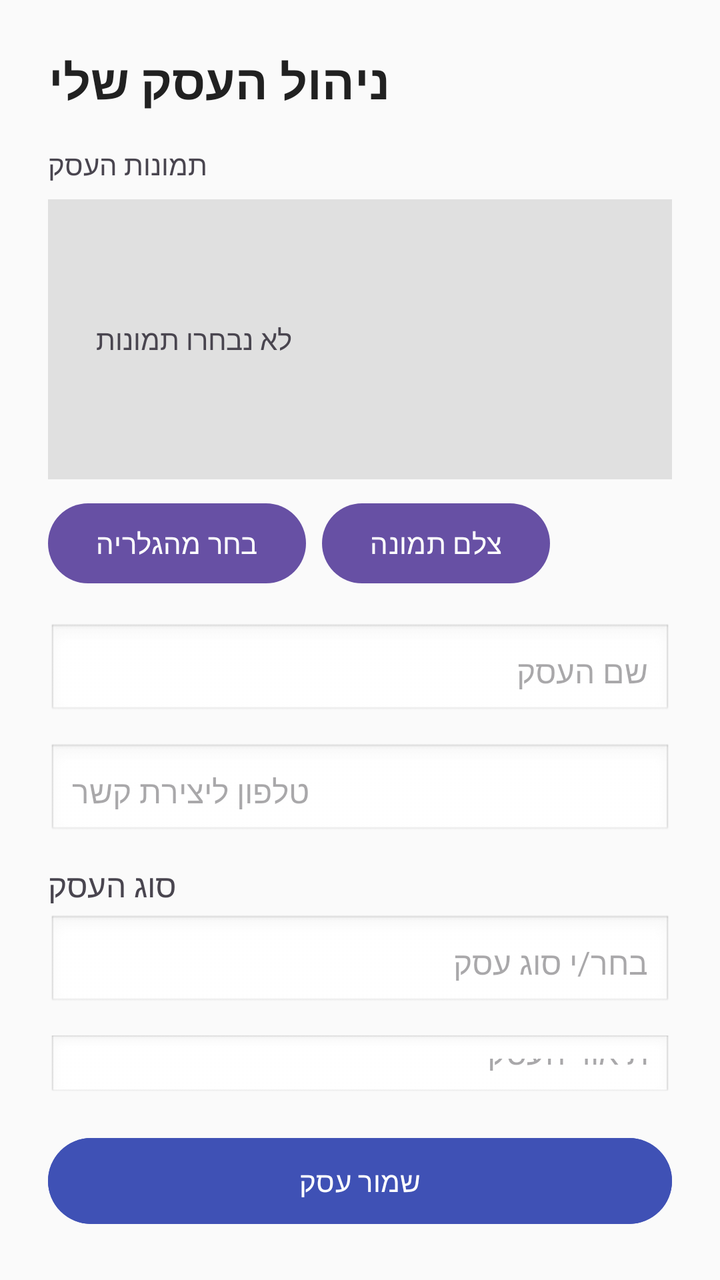
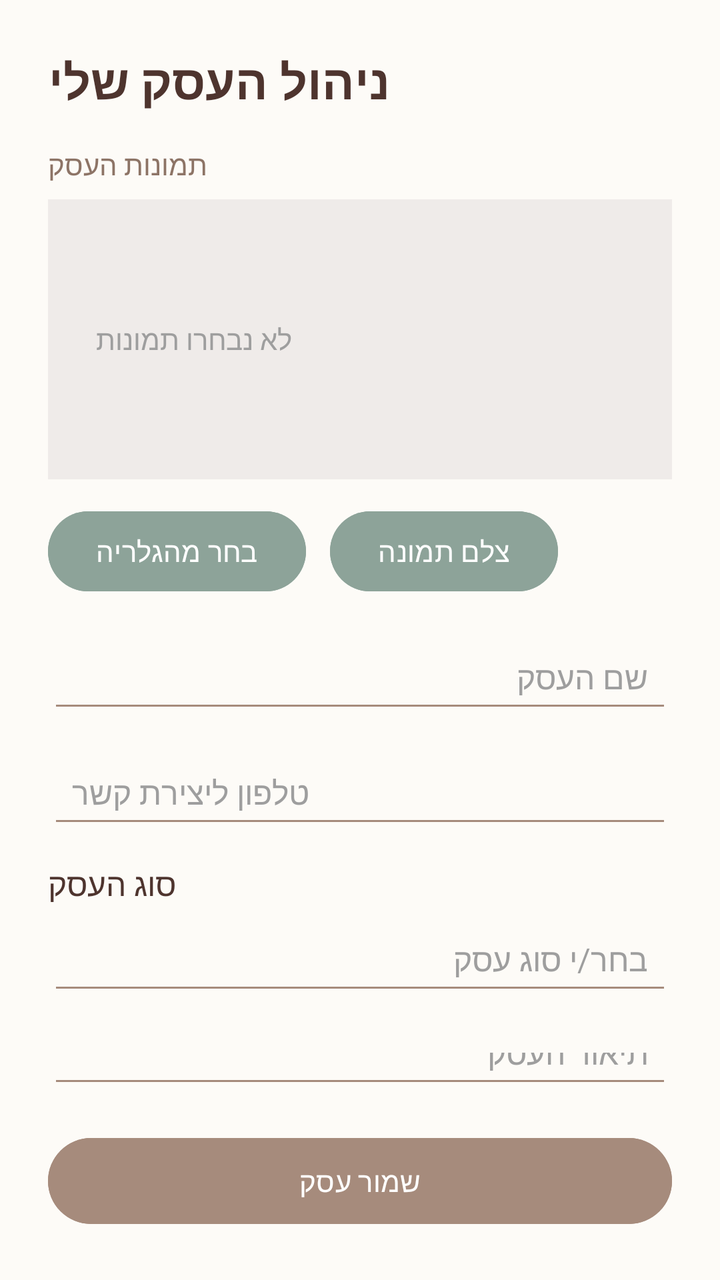

Two renders of the same Android screen: before a commit and after it. Below are the layout's source before the change and the commit's diff.
<!-- AndroidManifest.xml: application theme Theme.MyApplication -->
<!-- res/layout/activity_my_business_main.xml -->
<?xml version="1.0" encoding="utf-8"?>
<androidx.constraintlayout.widget.ConstraintLayout
    xmlns:android="http://schemas.android.com/apk/res/android"
    xmlns:app="http://schemas.android.com/apk/res-auto"
    xmlns:tools="http://schemas.android.com/tools"
    android:id="@+id/business_main_root"
    android:layout_width="match_parent"
    android:layout_height="match_parent"
    android:padding="24dp"
    android:background="#FAFAFA"
    tools:context=".MyBusinessMainActivity">

    <TextView
        android:id="@+id/tVTitle"
        android:layout_width="wrap_content"
        android:layout_height="wrap_content"
        android:text="ניהול העסק שלי"
        android:textSize="24sp"
        android:textStyle="bold"
        android:textColor="#212121"
        app:layout_constraintTop_toTopOf="parent"
        app:layout_constraintStart_toStartOf="parent" />

    <TextView
        android:id="@+id/tvPhotosLabel"
        android:layout_width="wrap_content"
        android:layout_height="wrap_content"
        android:text="תמונות העסק"
        android:textSize="14sp"
        android:layout_marginTop="16dp"
        app:layout_constraintTop_toBottomOf="@id/tVTitle"
        app:layout_constraintStart_toStartOf="parent"/>

    <HorizontalScrollView
        android:id="@+id/hsvImages"
        android:layout_width="0dp"
        android:layout_height="140dp"
        android:layout_marginTop="8dp"
        android:background="#E0E0E0"
        app:layout_constraintTop_toBottomOf="@id/tvPhotosLabel"
        app:layout_constraintStart_toStartOf="parent"
        app:layout_constraintEnd_toEndOf="parent">

        <LinearLayout
            android:id="@+id/previewContainer"
            android:layout_width="wrap_content"
            android:layout_height="match_parent"
            android:orientation="horizontal"
            android:gravity="center_vertical"
            android:padding="8dp">

            <TextView
                android:id="@+id/tvNoImages"
                android:layout_width="wrap_content"
                android:layout_height="wrap_content"
                android:text="לא נבחרו תמונות"
                android:layout_margin="16dp"/>
        </LinearLayout>
    </HorizontalScrollView>

    <Button
        android:id="@+id/btnChooseImage"
        android:layout_width="wrap_content"
        android:layout_height="wrap_content"
        android:text="בחר מהגלריה"
        android:layout_marginTop="8dp"
        app:layout_constraintTop_toBottomOf="@id/hsvImages"
        app:layout_constraintStart_toStartOf="parent" />

    <Button
        android:id="@+id/btnTakePhoto"
        android:layout_width="wrap_content"
        android:layout_height="wrap_content"
        android:layout_marginStart="8dp"
        android:layout_marginTop="8dp"
        android:text="צלם תמונה"
        app:layout_constraintStart_toEndOf="@+id/btnChooseImage"
        app:layout_constraintTop_toBottomOf="@+id/hsvImages" />

    <EditText
        android:id="@+id/eTBusinessName"
        android:layout_width="0dp"
        android:layout_height="wrap_content"
        android:layout_marginTop="16dp"
        android:hint="שם העסק"
        android:padding="12dp"
        android:background="@android:drawable/edit_text"
        android:textSize="16sp"
        app:layout_constraintTop_toBottomOf="@id/btnChooseImage"
        app:layout_constraintStart_toStartOf="parent"
        app:layout_constraintEnd_toEndOf="parent" />

    <EditText
        android:id="@+id/eTBusinessPhone"
        android:layout_width="0dp"
        android:layout_height="wrap_content"
        android:layout_marginTop="12dp"
        android:hint="טלפון ליצירת קשר"
        android:inputType="phone"
        android:padding="12dp"
        android:background="@android:drawable/edit_text"
        android:textSize="16sp"
        app:layout_constraintTop_toBottomOf="@id/eTBusinessName"
        app:layout_constraintStart_toStartOf="parent"
        app:layout_constraintEnd_toEndOf="parent" />

    <TextView
        android:id="@+id/tVBusinessTypeLabel"
        android:layout_width="wrap_content"
        android:layout_height="wrap_content"
        android:text="סוג העסק"
        android:layout_marginTop="12dp"
        android:textSize="16sp"
        app:layout_constraintTop_toBottomOf="@id/eTBusinessPhone"
        app:layout_constraintStart_toStartOf="parent" />

    <AutoCompleteTextView
        android:id="@+id/autoBusinessType"
        android:layout_width="0dp"
        android:layout_height="wrap_content"
        android:layout_marginTop="4dp"
        android:hint="בחר/י סוג עסק"
        android:inputType="text"
        android:padding="12dp"
        android:background="@android:drawable/edit_text"
        android:textSize="16sp"
        app:layout_constraintTop_toBottomOf="@id/tVBusinessTypeLabel"
        app:layout_constraintStart_toStartOf="parent"
        app:layout_constraintEnd_toEndOf="parent" />

    <EditText
        android:id="@+id/eTBusinessDescription"
        android:layout_width="0dp"
        android:layout_height="0dp"
        android:hint="תיאור העסק"
        android:inputType="textMultiLine"
        android:gravity="top|start"
        android:minLines="4"
        android:padding="12dp"
        android:background="@android:drawable/edit_text"
        android:textSize="16sp"
        android:layout_marginTop="12dp"
        android:layout_marginBottom="16dp"
        app:layout_constraintTop_toBottomOf="@id/autoBusinessType"
        app:layout_constraintStart_toStartOf="parent"
        app:layout_constraintEnd_toEndOf="parent"
        app:layout_constraintBottom_toTopOf="@id/buttonsContainer" />

    
    <LinearLayout
        android:id="@+id/buttonsContainer"
        android:layout_width="0dp"
        android:layout_height="wrap_content"
        android:orientation="horizontal"
        app:layout_constraintBottom_toBottomOf="parent"
        app:layout_constraintStart_toStartOf="parent"
        app:layout_constraintEnd_toEndOf="parent">

        <Button
            android:id="@+id/btnDeleteBusiness"
            android:layout_width="0dp"
            android:layout_height="wrap_content"
            android:layout_weight="1"
            android:text="מחק עסק"
            android:backgroundTint="#D32F2F"
            android:textColor="#FFFFFF"
            android:padding="12dp"
            android:visibility="gone"
            android:layout_marginEnd="8dp"/>
        

        <Button
            android:id="@+id/btnSaveBusiness"
            android:layout_width="0dp"
            android:layout_height="wrap_content"
            android:layout_weight="2"
            android:text="שמור עסק"
            android:backgroundTint="#3F51B5"
            android:textColor="#FFFFFF"
            android:padding="12dp" />

    </LinearLayout>

</androidx.constraintlayout.widget.ConstraintLayout>
<!-- resources referenced by this layout -->
<resources>
  <style name="Theme.MyApplication" parent="Base.Theme.MyApplication" />
  <style name="Base.Theme.MyApplication" parent="Theme.Material3.DayNight.NoActionBar">
      </style>
</resources>

<!-- the commit's change to res/layout/activity_my_business_main.xml (unified diff, before → after) -->
@@ -7,7 +7,7 @@
     android:layout_width="match_parent"
     android:layout_height="match_parent"
     android:padding="24dp"
-    android:background="#FAFAFA"
+    android:background="@color/backgroundColor"
     tools:context=".MyBusinessMainActivity">
 
     <TextView
@@ -17,7 +17,7 @@
         android:text="ניהול העסק שלי"
         android:textSize="24sp"
         android:textStyle="bold"
-        android:textColor="#212121"
+        android:textColor="@color/textColor"
         app:layout_constraintTop_toTopOf="parent"
         app:layout_constraintStart_toStartOf="parent" />
 
@@ -27,6 +27,7 @@
         android:layout_height="wrap_content"
         android:text="תמונות העסק"
         android:textSize="14sp"
+        android:textColor="@color/colorPrimaryDark"
         android:layout_marginTop="16dp"
         app:layout_constraintTop_toBottomOf="@id/tVTitle"
         app:layout_constraintStart_toStartOf="parent"/>
@@ -36,7 +37,7 @@
         android:layout_width="0dp"
         android:layout_height="140dp"
         android:layout_marginTop="8dp"
-        android:background="#E0E0E0"
+        android:background="#EFEBE9"
         app:layout_constraintTop_toBottomOf="@id/tvPhotosLabel"
         app:layout_constraintStart_toStartOf="parent"
         app:layout_constraintEnd_toEndOf="parent">
@@ -54,6 +55,7 @@
                 android:layout_width="wrap_content"
                 android:layout_height="wrap_content"
                 android:text="לא נבחרו תמונות"
+                android:textColor="#9E9E9E"
                 android:layout_margin="16dp"/>
         </LinearLayout>
     </HorizontalScrollView>
@@ -63,7 +65,10 @@
         android:layout_width="wrap_content"
         android:layout_height="wrap_content"
         android:text="בחר מהגלריה"
-        android:layout_marginTop="8dp"
+        android:backgroundTint="@color/colorAccent"
+        android:textColor="#FFFFFF"
+        app:cornerRadius="20dp"
+        android:layout_marginTop="12dp"
         app:layout_constraintTop_toBottomOf="@id/hsvImages"
         app:layout_constraintStart_toStartOf="parent" />
 
@@ -71,9 +76,12 @@
         android:id="@+id/btnTakePhoto"
         android:layout_width="wrap_content"
         android:layout_height="wrap_content"
-        android:layout_marginStart="8dp"
-        android:layout_marginTop="8dp"
+        android:layout_marginStart="12dp"
+        android:layout_marginTop="12dp"
         android:text="צלם תמונה"
+        android:backgroundTint="@color/colorAccent"
+        android:textColor="#FFFFFF"
+        app:cornerRadius="20dp"
         app:layout_constraintStart_toEndOf="@+id/btnChooseImage"
         app:layout_constraintTop_toBottomOf="@+id/hsvImages" />
 
@@ -84,7 +92,9 @@
         android:layout_marginTop="16dp"
         android:hint="שם העסק"
         android:padding="12dp"
-        android:background="@android:drawable/edit_text"
+        android:backgroundTint="@color/colorPrimary"
+        android:textColor="@color/textColor"
+        android:textColorHint="#9E9E9E"
         android:textSize="16sp"
         app:layout_constraintTop_toBottomOf="@id/btnChooseImage"
         app:layout_constraintStart_toStartOf="parent"
@@ -98,7 +108,9 @@
         android:hint="טלפון ליצירת קשר"
         android:inputType="phone"
         android:padding="12dp"
-        android:background="@android:drawable/edit_text"
+        android:backgroundTint="@color/colorPrimary"
+        android:textColor="@color/textColor"
+        android:textColorHint="#9E9E9E"
         android:textSize="16sp"
         app:layout_constraintTop_toBottomOf="@id/eTBusinessName"
         app:layout_constraintStart_toStartOf="parent"
@@ -109,6 +121,7 @@
         android:layout_width="wrap_content"
         android:layout_height="wrap_content"
         android:text="סוג העסק"
+        android:textColor="@color/textColor"
         android:layout_marginTop="12dp"
         android:textSize="16sp"
         app:layout_constraintTop_toBottomOf="@id/eTBusinessPhone"
@@ -122,7 +135,9 @@
         android:hint="בחר/י סוג עסק"
         android:inputType="text"
         android:padding="12dp"
-        android:background="@android:drawable/edit_text"
+        android:backgroundTint="@color/colorPrimary"
+        android:textColor="@color/textColor"
+        android:textColorHint="#9E9E9E"
         android:textSize="16sp"
         app:layout_constraintTop_toBottomOf="@id/tVBusinessTypeLabel"
         app:layout_constraintStart_toStartOf="parent"
@@ -137,7 +152,9 @@
         android:gravity="top|start"
         android:minLines="4"
         android:padding="12dp"
-        android:background="@android:drawable/edit_text"
+        android:backgroundTint="@color/colorPrimary"
+        android:textColor="@color/textColor"
+        android:textColorHint="#9E9E9E"
         android:textSize="16sp"
         android:layout_marginTop="12dp"
         android:layout_marginBottom="16dp"
@@ -146,7 +163,6 @@
         app:layout_constraintEnd_toEndOf="parent"
         app:layout_constraintBottom_toTopOf="@id/buttonsContainer" />
 
-    
     <LinearLayout
         android:id="@+id/buttonsContainer"
         android:layout_width="0dp"
@@ -165,9 +181,9 @@
             android:backgroundTint="#D32F2F"
             android:textColor="#FFFFFF"
             android:padding="12dp"
+            app:cornerRadius="24dp"
             android:visibility="gone"
             android:layout_marginEnd="8dp"/>
-        
 
         <Button
             android:id="@+id/btnSaveBusiness"
@@ -175,9 +191,10 @@
             android:layout_height="wrap_content"
             android:layout_weight="2"
             android:text="שמור עסק"
-            android:backgroundTint="#3F51B5"
+            android:backgroundTint="@color/colorPrimary"
             android:textColor="#FFFFFF"
-            android:padding="12dp" />
+            android:padding="12dp"
+            app:cornerRadius="24dp"/>
 
     </LinearLayout>
 
<!-- resource entries referenced after the edit -->
@@ -1,5 +1,10 @@
 <!-- resources referenced by this layout -->
 <resources>
+  <color name="backgroundColor">#FDFBF7</color>
+  <color name="colorAccent">#8DA399</color>
+  <color name="colorPrimary">#A68B7C</color>
+  <color name="colorPrimaryDark">#8D7466</color>
+  <color name="textColor">#4E342E</color>
   <style name="Theme.MyApplication" parent="Base.Theme.MyApplication" />
   <style name="Base.Theme.MyApplication" parent="Theme.Material3.DayNight.NoActionBar">
       </style>
